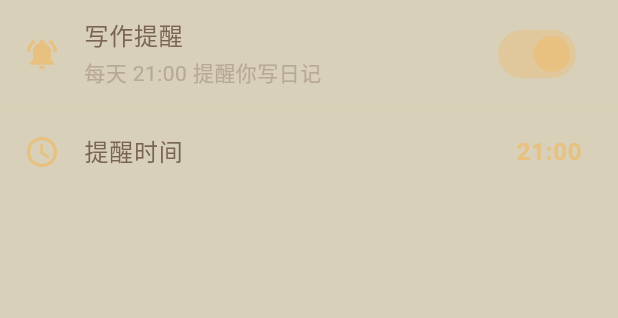
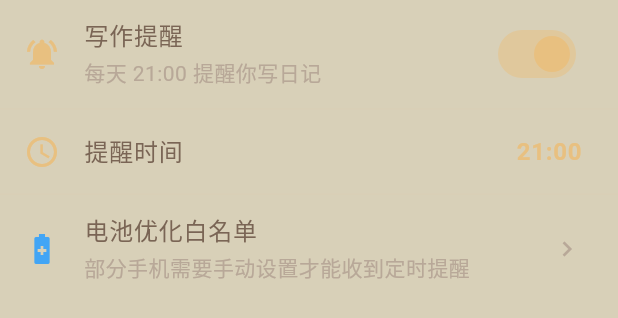
Before and after one commit to rainwind0408/diary_app, a Flutter app: the ReminderSettings widget shown alone on an empty page, opened directly, after a tap on "写作提醒", on a phone screen of 412 x 824 dp. Shown: the top 318 px of the screen. Run offline on Flutter 3.47's test engine with Material 3 defaults, Android fonts, the phone set to English and light mode, and no system bars; our stand-ins replace audioplayers, fl_chart, flutter_local_notifications, flutter_markdown, geolocator, image_picker and 5 more; missing offline and left inert: file_selector, record; accounts and stored records are empty; Roboto replaces fonts that are missing (ZCOOLXiaoWei).

Commit message:
fix: 修复华为设备定时提醒不触发的问题
- 时区改为自动获取设备时区，不再硬编码 Asia/Shanghai
- 添加 SCHEDULE_EXACT_ALARM 和 USE_EXACT_ALARM 权限检查
- 添加 Timer 备用方案，应用前台时自动触发通知
- 添加电池优化白名单引导（含华为设备详细步骤）
- 精确闹钟权限不足时显示警告并引导开启

```diff
--- a/lib/features/reminders/services/notification_service.dart
+++ b/lib/features/reminders/services/notification_service.dart
@@ -1,3 +1,5 @@
+import 'dart:async';
+import 'dart:io';
 import 'package:flutter_local_notifications/flutter_local_notifications.dart';
 import 'package:timezone/timezone.dart' as tz;
 import 'package:timezone/data/latest.dart' as tz;
@@ -7,6 +9,7 @@ class NotificationService {
 
   static final _plugin = FlutterLocalNotificationsPlugin();
   static bool _initialized = false;
+  static Timer? _backupTimer;
 
   static const _channelId = 'diary_reminder';
   static const _channelName = '写作提醒';
@@ -16,7 +19,15 @@ class NotificationService {
     if (_initialized) return;
 
     tz.initializeTimeZones();
-    tz.setLocalLocation(tz.getLocation('Asia/Shanghai'));
+    // 使用设备本地时区，而非硬编码
+    final localTimeZone = DateTime.now().timeZoneName;
+    try {
+      tz.setLocalLocation(tz.getLocation(_getTzDatabaseName(localTimeZone)));
+    } catch (_) {
+      // 无法识别时区名时，通过偏移量查找
+      final offset = DateTime.now().timeZoneOffset;
+      tz.setLocalLocation(tz.getLocation(_getTimezoneByOffset(offset)));
+    }
 
     const androidSettings = AndroidInitializationSettings('@mipmap/ic_launcher');
     const iosSettings = DarwinInitializationSettings(
@@ -32,6 +43,43 @@ class NotificationService {
 
     await _plugin.initialize(initSettings);
     _initialized = true;
+  }
+
+  /// 将系统时区名映射到 tz 数据库名称
+  static String _getTzDatabaseName(String systemName) {
+    const map = {
+      '中国标准时间': 'Asia/Shanghai',
+      'CST': 'Asia/Shanghai',
+      'China Standard Time': 'Asia/Shanghai',
+      'HKT': 'Asia/Hong_Kong',
+      'JST': 'Asia/Tokyo',
+      'KST': 'Asia/Seoul',
+      'PST': 'America/Los_Angeles',
+      'EST': 'America/New_York',
+      'CET': 'Europe/Berlin',
+      'UTC': 'UTC',
+      'GMT': 'UTC',
+    };
+    return map[systemName] ?? 'Asia/Shanghai';
+  }
+
+  /// 根据 UTC 偏移量查找时区
+  static String _getTimezoneByOffset(Duration offset) {
+    final hours = offset.inHours;
+    const offsetMap = {
+      8: 'Asia/Shanghai',
+      9: 'Asia/Tokyo',
+      7: 'Asia/Bangkok',
+      5: 'Asia/Kolkata',
+      3: 'Europe/Moscow',
+      1: 'Europe/Berlin',
+      0: 'UTC',
+      -5: 'America/New_York',
+      -6: 'America/Chicago',
+      -7: 'America/Denver',
+      -8: 'America/Los_Angeles',
+    };
+    return offsetMap[hours] ?? 'Asia/Shanghai';
   }
 
   static Future<bool> requestPermission() async {
@@ -56,12 +104,35 @@ class NotificationService {
     return true;
   }
 
+  /// 检查精确闹钟权限（Android 12+）
+  static Future<bool> canScheduleExactAlarms() async {
+    if (!Platform.isAndroid) return true;
+    final android = _plugin.resolvePlatformSpecificImplementation<
+        AndroidFlutterLocalNotificationsPlugin>();
+    if (android == null) return true;
+    return await android.canScheduleExactNotifications() ?? false;
+  }
+
+  /// 引导用户开启精确闹钟权限
+  static Future<void> requestExactAlarmPermission() async {
+    if (!Platform.isAndroid) return;
+    final android = _plugin.resolvePlatformSpecificImplementation<
+        AndroidFlutterLocalNotificationsPlugin>();
+    await android?.requestExactAlarmsPermission();
+  }
+
   static Future<void> scheduleDailyReminder({
     required int hour,
     required int minute,
     required String message,
   }) async {
     if (!_initialized) await initialize();
+
+    // 检查精确闹钟权限
+    final canExact = await canScheduleExactAlarms();
+    final scheduleMode = canExact
+        ? AndroidScheduleMode.exactAllowWhileIdle
+        : AndroidScheduleMode.inexactAllowWhileIdle;
 
     await _plugin.zonedSchedule(
       _notificationId,
@@ -78,11 +149,44 @@ class NotificationService {
         ),
         iOS: const DarwinNotificationDetails(),
       ),
-      androidScheduleMode: AndroidScheduleMode.exactAllowWhileIdle,
+      androidScheduleMode: scheduleMode,
       uiLocalNotificationDateInterpretation:
           UILocalNotificationDateInterpretation.absoluteTime,
       matchDateTimeComponents: DateTimeComponents.time,
     );
+
+    // 备用方案：Dart Timer（应用在前台时生效）
+    _setupBackupTimer(hour, minute, message);
+  }
+
+  /// 设置备用 Timer，应用在前台时触发通知
+  static void _setupBackupTimer(int hour, int minute, String message) {
+    _backupTimer?.cancel();
+    final now = DateTime.now();
+    var target = DateTime(now.year, now.month, now.day, hour, minute);
+    if (target.isBefore(now)) {
+      target = target.add(const Duration(days: 1));
+    }
+    final delay = target.difference(now);
+    _backupTimer = Timer(delay, () {
+      _plugin.show(
+        _notificationId + 1,
+        '写日记的时间到了',
+        message,
+        NotificationDetails(
+          android: AndroidNotificationDetails(
+            _channelId,
+            _channelName,
+            channelDescription: '每日写作提醒',
+            importance: Importance.high,
+            priority: Priority.high,
+          ),
+          iOS: const DarwinNotificationDetails(),
+        ),
+      );
+      // 触发后设置下一天的 Timer
+      _setupBackupTimer(hour, minute, message);
+    });
   }
 
   static Future<void> cancelReminder() async {
--- a/lib/features/reminders/widgets/reminder_settings.dart
+++ b/lib/features/reminders/widgets/reminder_settings.dart
@@ -4,9 +4,30 @@ import '../../../core/constants/app_colors.dart';
 import '../../../core/constants/app_text_styles.dart';
 import '../../../core/widgets/toast.dart';
 import '../providers/reminder_provider.dart';
+import '../services/notification_service.dart';
 
-class ReminderSettings extends StatelessWidget {
+class ReminderSettings extends StatefulWidget {
   const ReminderSettings({super.key});
+
+  @override
+  State<ReminderSettings> createState() => _ReminderSettingsState();
+}
+
+class _ReminderSettingsState extends State<ReminderSettings> {
+  bool _canExactSchedule = true;
+
+  @override
+  void initState() {
+    super.initState();
+    _checkExactPermission();
+  }
+
+  Future<void> _checkExactPermission() async {
+    final can = await NotificationService.canScheduleExactAlarms();
+    if (mounted) {
+      setState(() => _canExactSchedule = can);
+    }
+  }
 
   @override
   Widget build(BuildContext context) {
@@ -42,6 +63,8 @@ class ReminderSettings extends StatelessWidget {
                 ToastType.warning,
               );
             }
+            // 开启后重新检查权限
+            if (value) _checkExactPermission();
           },
         ),
         if (provider.enabled) ...[
@@ -64,8 +87,105 @@ class ReminderSettings extends StatelessWidget {
             ),
             onTap: () => _pickTime(context, provider),
           ),
+          // 精确闹钟权限未开启时显示提示
+          if (!_canExactSchedule) ...[
+            Divider(
+              height: 1,
+              color: isDark ? AppColors.darkDividerLine : AppColors.dividerLine,
+            ),
+            ListTile(
+              leading: Icon(Icons.warning_amber_rounded, color: AppColors.toastWarning),
+              title: Text(
+                '需要精确闹钟权限',
+                style: AppTextStyles.body.copyWith(
+                  color: AppColors.toastWarning,
+                ),
+              ),
+              subtitle: Text(
+                '点击前往系统设置开启，否则提醒可能不准时',
+                style: AppTextStyles.label.copyWith(color: subtleColor),
+              ),
+              trailing: Icon(Icons.chevron_right, color: subtleColor, size: 20),
+              onTap: () async {
+                await NotificationService.requestExactAlarmPermission();
+                Future.delayed(const Duration(seconds: 1), _checkExactPermission);
+              },
+            ),
+          ],
+          Divider(
+            height: 1,
+            color: isDark ? AppColors.darkDividerLine : AppColors.dividerLine,
+          ),
+          ListTile(
+            leading: Icon(Icons.battery_saver, color: AppColors.toastInfo),
+            title: Text(
+              '电池优化白名单',
+              style: AppTextStyles.body.copyWith(color: textColor),
+            ),
+            subtitle: Text(
+              '部分手机需要手动设置才能收到定时提醒',
+              style: AppTextStyles.label.copyWith(color: subtleColor),
+            ),
+            trailing: Icon(Icons.chevron_right, color: subtleColor, size: 20),
+            onTap: () => _showBatteryGuide(context, isDark, goldColor, textColor, subtleColor),
+          ),
         ],
       ],
+    );
+  }
+
+  void _showBatteryGuide(BuildContext context, bool isDark, Color goldColor, Color textColor, Color subtleColor) {
+    showDialog(
+      context: context,
+      builder: (_) => AlertDialog(
+        backgroundColor: isDark ? AppColors.darkCardBackground : AppColors.cardBackground,
+        title: Text('电池优化设置', style: AppTextStyles.heading.copyWith(
+          color: isDark ? AppColors.darkTitleText : AppColors.titleText,
+        )),
+        content: SingleChildScrollView(
+          child: Column(
+            crossAxisAlignment: CrossAxisAlignment.start,
+            mainAxisSize: MainAxisSize.min,
+            children: [
+              Text('为确保定时提醒正常工作，请按以下步骤设置：', style: AppTextStyles.body.copyWith(
+                color: textColor, height: 1.5,
+              )),
+              const SizedBox(height: 12),
+              _guideStep('1', '打开手机「设置」→「应用」→「应用管理」', textColor),
+              _guideStep('2', '找到「手写日记」→「电池」或「耗电管理」', textColor),
+              _guideStep('3', '选择「不限制」或「允许后台活动」', textColor),
+              const SizedBox(height: 12),
+              Text('华为/荣耀设备额外设置：', style: AppTextStyles.body.copyWith(
+                color: goldColor, fontWeight: FontWeight.w600,
+              )),
+              const SizedBox(height: 4),
+              _guideStep('•', '设置 → 电池 → 启动管理 → 手写日记 → 关闭自动管理 → 手动开启所有开关', textColor),
+              _guideStep('•', '设置 → 应用 → 应用管理 → 手写日记 → 通知 → 开启允许通知', textColor),
+            ],
+          ),
+        ),
+        actions: [
+          TextButton(
+            onPressed: () => Navigator.pop(context),
+            child: Text('我知道了', style: TextStyle(color: goldColor)),
+          ),
+        ],
+      ),
+    );
+  }
+
+  Widget _guideStep(String num, String text, Color textColor) {
+    return Padding(
+      padding: const EdgeInsets.only(bottom: 6),
+      child: Row(
+        crossAxisAlignment: CrossAxisAlignment.start,
+        children: [
+          Text('$num ', style: AppTextStyles.body.copyWith(color: textColor)),
+          Expanded(child: Text(text, style: AppTextStyles.body.copyWith(
+            color: textColor, fontSize: 13, height: 1.4,
+          ))),
+        ],
+      ),
     );
   }
 
```
Also changed, not shown: 1 other file.
